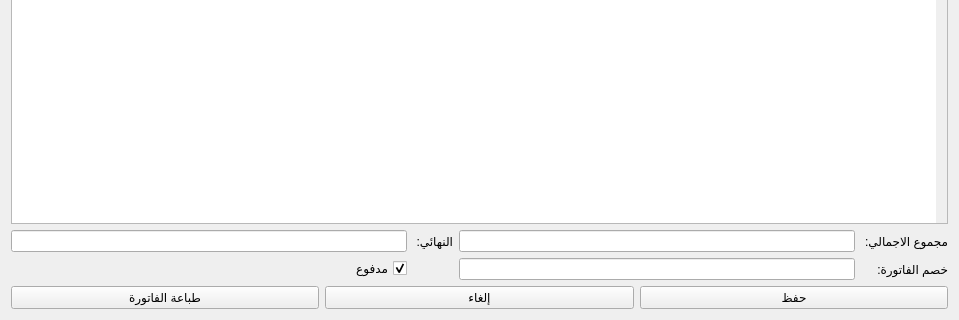
Qt form bill_sell.ui (sameraga/Al_Jamal_Shop) before a commit; both pictures show x 0 to 959 and y 464 to 784 of the 959 by 784 pixel window.
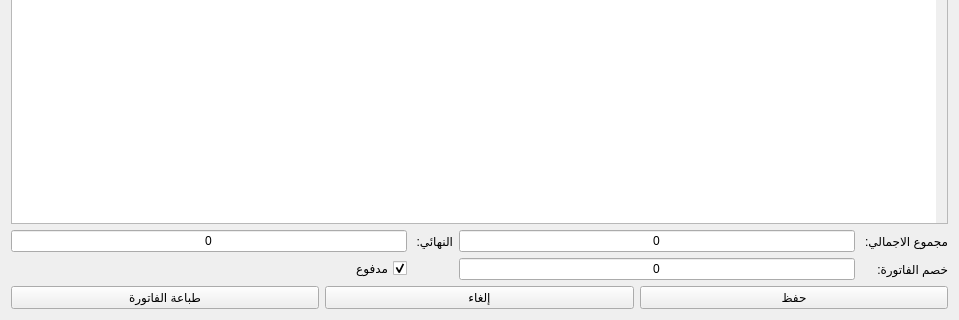
The same form after that commit.

Diff of the .ui file:
```diff
--- a/bill_sell.ui
+++ b/bill_sell.ui
@@ -218,9 +218,15 @@
          <property name="enabled">
           <bool>true</bool>
          </property>
+         <property name="text">
+          <string>0</string>
+         </property>
          <property name="alignment">
           <set>Qt::AlignCenter</set>
          </property>
+         <property name="readOnly">
+          <bool>true</bool>
+         </property>
         </widget>
        </item>
        <item row="0" column="0">
@@ -232,6 +238,9 @@
        </item>
        <item row="1" column="1">
         <widget class="QLineEdit" name="discount">
+         <property name="text">
+          <string>0</string>
+         </property>
          <property name="alignment">
           <set>Qt::AlignCenter</set>
          </property>
@@ -249,9 +258,15 @@
          <property name="enabled">
           <bool>true</bool>
          </property>
+         <property name="text">
+          <string>0</string>
+         </property>
          <property name="alignment">
           <set>Qt::AlignCenter</set>
          </property>
+         <property name="readOnly">
+          <bool>true</bool>
+         </property>
         </widget>
        </item>
        <item row="1" column="3">
```
